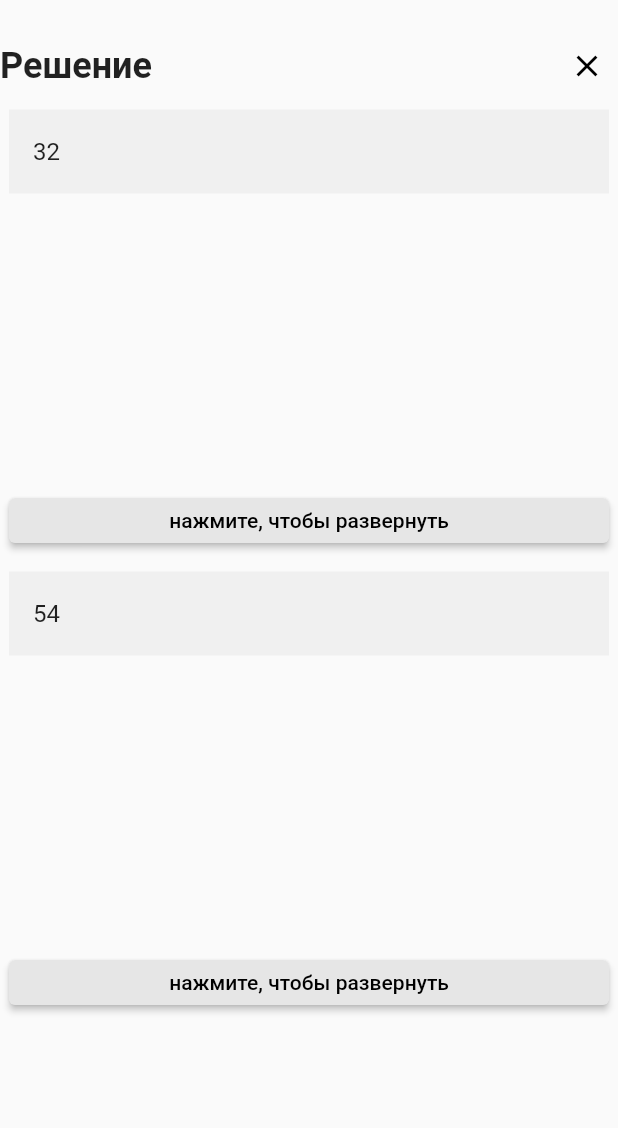
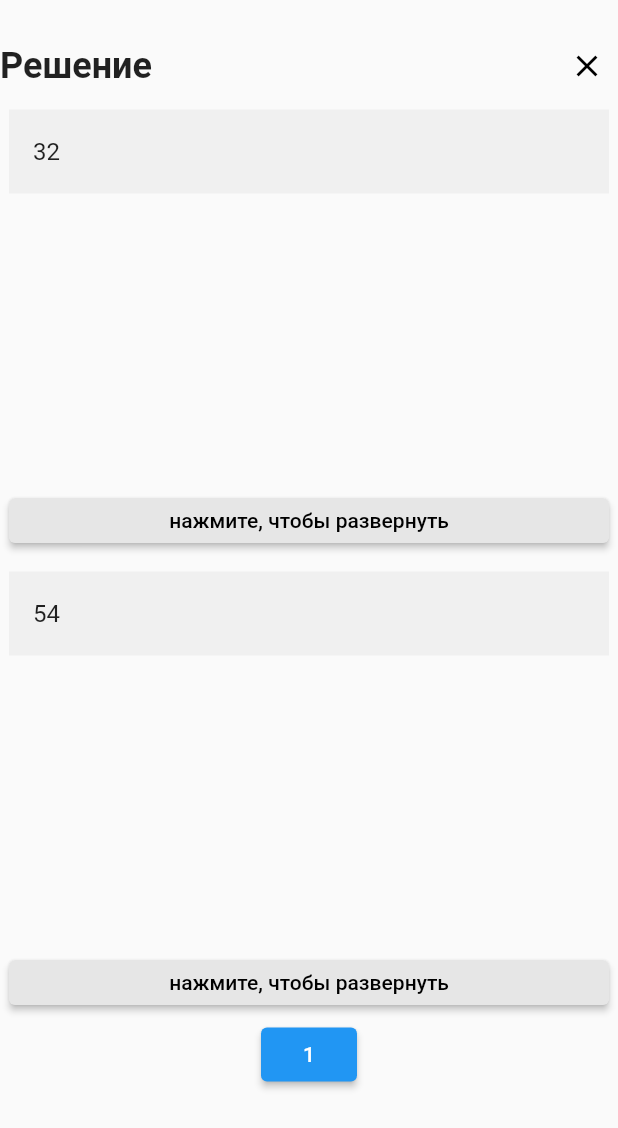
Before and after one commit to Nikita78873/TestApp, a Flutter app: the screen it shows after launch, after a tap on the "settings" icon, on a phone screen of 412 x 824 dp. Shown: the top 1128 px of the screen. Run offline on Flutter 3.47's test engine with Material 2 defaults, Android fonts, the phone set to English and light mode, and no system bars; network calls fail.

Commit message:
new requests

```diff
--- a/flutter_application_1/lib/pages/firstpage.dart
+++ b/flutter_application_1/lib/pages/firstpage.dart
@@ -259,7 +259,7 @@ class _FirstPageState extends State<FirstPage> {
 
 
   _getData () {
-    final url = Uri.parse('https://habr.com/ru/all/');
+    final url = Uri.parse('http://a0839049.xsph.ru/api/packet/current/getpacket');
     final File file = File("/assets/example.json");
 
     String _body = '';
--- a/flutter_application_1/lib/pages/instructionpage.dart
+++ b/flutter_application_1/lib/pages/instructionpage.dart
@@ -1,6 +1,6 @@
 import 'package:flutter/material.dart';
 import 'package:flutter_application_1/pages/firstpage.dart';
-
+import 'package:http/http.dart' as http;
 import 'package:flutter_application_1/pages/instpage1.dart';
 import 'package:flutter_application_1/pages/instpage2.dart';
 
@@ -16,8 +16,14 @@ class ReadJsons extends StatefulWidget {
 
 
 class _ReadJSonsState extends State<ReadJsons> {
+  @override
+  void initState() {
+    super.initState();
+    httpGet();
+  }
   final String fineinstruction;
   final String fineordinstruction;
+  String _body = "1";
   _ReadJSonsState({required this.fineinstruction, required this.fineordinstruction});
 
 
@@ -162,8 +168,23 @@ class _ReadJSonsState extends State<ReadJsons> {
             ),
           ),
         ),
+        Container(
+          child: ElevatedButton(
+            onPressed: () {  },
+            child: Text(_body),
+          ),
+        )
       ]),
     )
     );
   }
+
+  httpGet()  {
+    http.get(Uri.parse('http://a0839049.xsph.ru/api/packet/current/getpacket')).then((response) {
+      print("Response status: ${response.statusCode}");
+      print("Response body: ${response.body}");
+    }).catchError((error){
+      print("Error: $error");
+    });
+  }
 }
```
